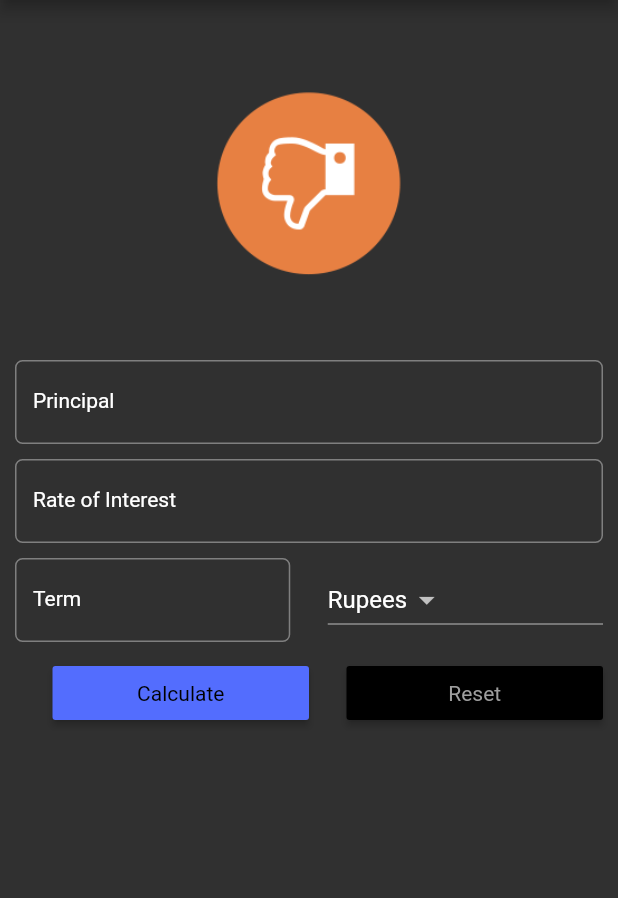
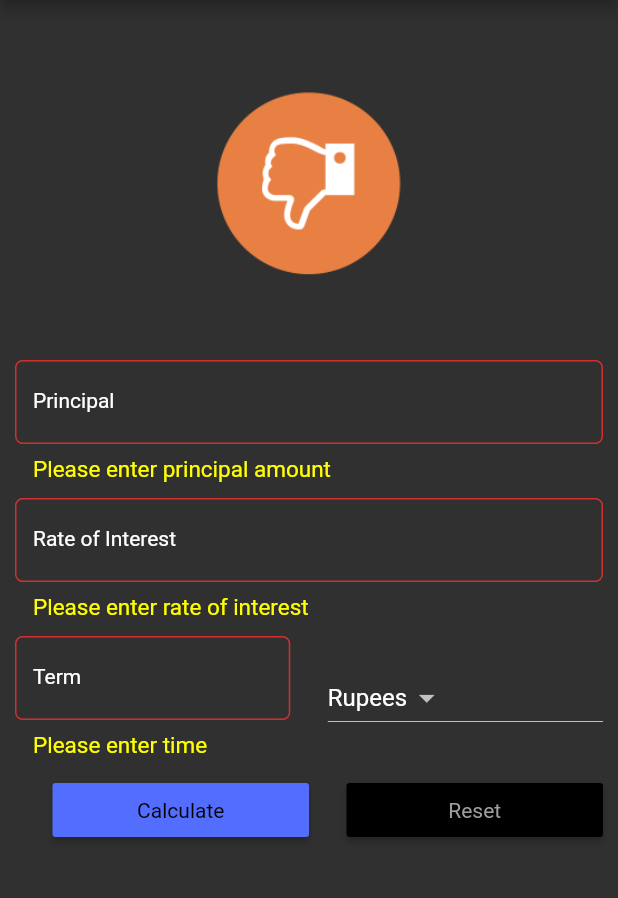
Before and after one commit to rudrik/flutter_learning, a Flutter app: the screen it shows after launch, after a tap on "Calculate", on a phone screen of 412 x 824 dp, the part 84-982 px from its top. Run offline on Flutter 3.47's test engine with Material 2 defaults, Android fonts, the phone set to English and light mode, and no system bars.

Commit message:
InterestCalculus -- Implemented the validation in the application.

```diff
--- a/lib/main.dart
+++ b/lib/main.dart
@@ -38,6 +38,8 @@ class _SIFormState extends State<SIForm> {
 
   var showResult = '';
 
+  var _formKey = GlobalKey<FormState>();
+
   @override
   Widget build(BuildContext context) {
     TextStyle textStyle = Theme.of(context).textTheme.body1;
@@ -47,35 +49,57 @@ class _SIFormState extends State<SIForm> {
       appBar: AppBar(
         title: Text('Simple Interest Calculator'),
       ),
-      body: Container(
-        margin: EdgeInsets.all(_minimumPadding * 2),
+      body: Form(
+        key: _formKey,
+//        margin: EdgeInsets.all(_minimumPadding * 2),
+        child: Padding(
+          padding: EdgeInsets.all(_minimumPadding * 2),
           child: ListView(
             children: <Widget>[
               getImageAsset(),
               Padding(
                   padding: EdgeInsets.only(
                       top: _minimumPadding, bottom: _minimumPadding),
-                child: TextField(
+                  child: TextFormField(
                       style: textStyle,
                       keyboardType: TextInputType.number,
                       controller: principalController,
+                      validator: (String value) {
+                        if (value.isEmpty) {
+                          return 'Please enter principal amount';
+                        } else if (!isNumeric(value)) {
+                          return 'Please enter value in number';
+                        }
+                      },
                       decoration: InputDecoration(
                           labelText: 'Principal',
                           labelStyle: textStyle,
                           hintText: 'Enter Principal e.g. 12000',
+                          errorStyle: TextStyle(
+                              color: Colors.yellowAccent, fontSize: 15.0),
                           border: OutlineInputBorder(
-                          borderRadius: BorderRadius.circular(_minimumPadding),
+                            borderRadius:
+                                BorderRadius.circular(_minimumPadding),
                           )))),
               Padding(
                   padding: EdgeInsets.only(
                       top: _minimumPadding, bottom: _minimumPadding),
-                child: TextField(
+                  child: TextFormField(
                       style: textStyle,
                       controller: roiController,
+                      validator: (String value) {
+                        if (value.isEmpty) {
+                          return 'Please enter rate of interest';
+                        } else if (!isNumeric(value)) {
+                          return 'Please enter value in number';
+                        }
+                      },
                       keyboardType: TextInputType.number,
                       decoration: InputDecoration(
                         labelText: 'Rate of Interest',
                         hintText: 'In percent',
+                        errorStyle: TextStyle(
+                            color: Colors.yellowAccent, fontSize: 15.0),
                         labelStyle: textStyle,
                         border: OutlineInputBorder(
                           borderRadius: BorderRadius.circular(_minimumPadding),
@@ -87,14 +111,23 @@ class _SIFormState extends State<SIForm> {
                   child: Row(
                     children: <Widget>[
                       Expanded(
-                        child: TextField(
+                          child: TextFormField(
                               style: textStyle,
                               controller: termController,
+                              validator: (String value) {
+                                if (value.isEmpty) {
+                                  return 'Please enter time';
+                                } else if (!isNumeric(value)) {
+                                  return 'Please enter value in number';
+                                }
+                              },
                               keyboardType: TextInputType.number,
                               decoration: InputDecoration(
                                 labelText: 'Term',
                                 labelStyle: textStyle,
                                 hintText: 'Time in years',
+                                errorStyle: TextStyle(
+                                    color: Colors.yellowAccent, fontSize: 15.0),
                                 border: OutlineInputBorder(
                                   borderRadius:
                                       BorderRadius.circular(_minimumPadding),
@@ -135,8 +168,11 @@ class _SIFormState extends State<SIForm> {
                             ),
                             onPressed: () {
                               setState(() {
+                                FocusScope.of(context)
+                                    .requestFocus(new FocusNode());
+                                if (_formKey.currentState.validate()) {
                                   showResult = _cauculateTotalReturns();
-                              FocusScope.of(context).requestFocus(new FocusNode());
+                                }
                               });
                             }),
                       )),
@@ -166,6 +202,7 @@ class _SIFormState extends State<SIForm> {
                 ),
               )
             ],
+          ),
         ),
       ),
     );
@@ -208,4 +245,12 @@ class _SIFormState extends State<SIForm> {
     showResult = '';
     _currentlyItemSelected = _currencies[0];
   }
+
+  bool isNumeric(String value) {
+    if (value == null) {
+      return false;
     }
+    return double.parse(value, (e) => null) != null ||
+        int.parse(value, onError: (e) => null) != null;
+  }
+}
```
Lines whose indentation alone changed are shown as unchanged.
